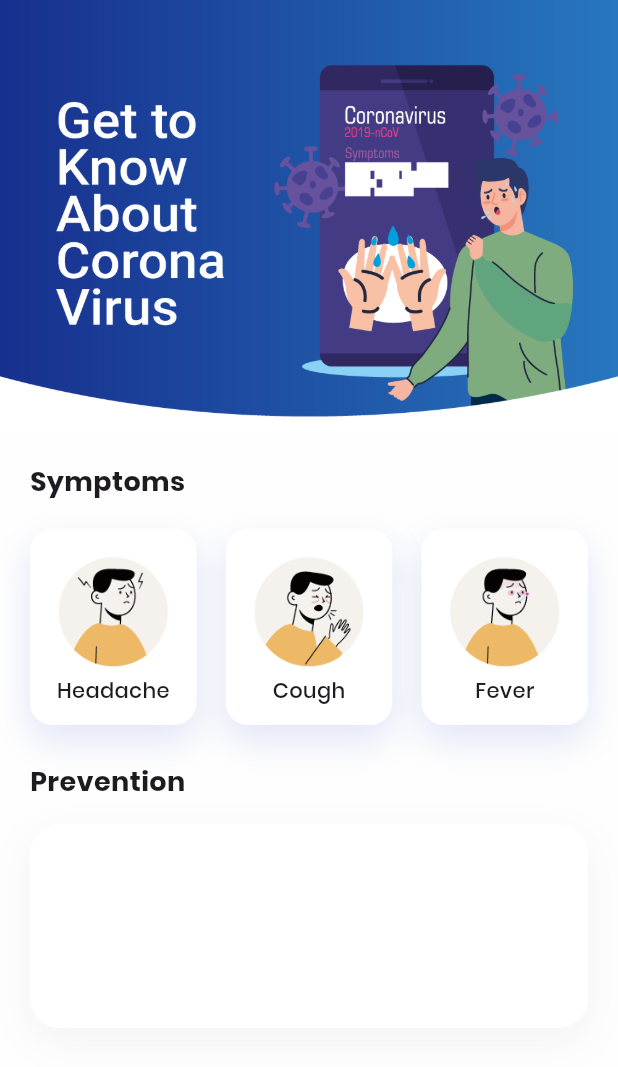
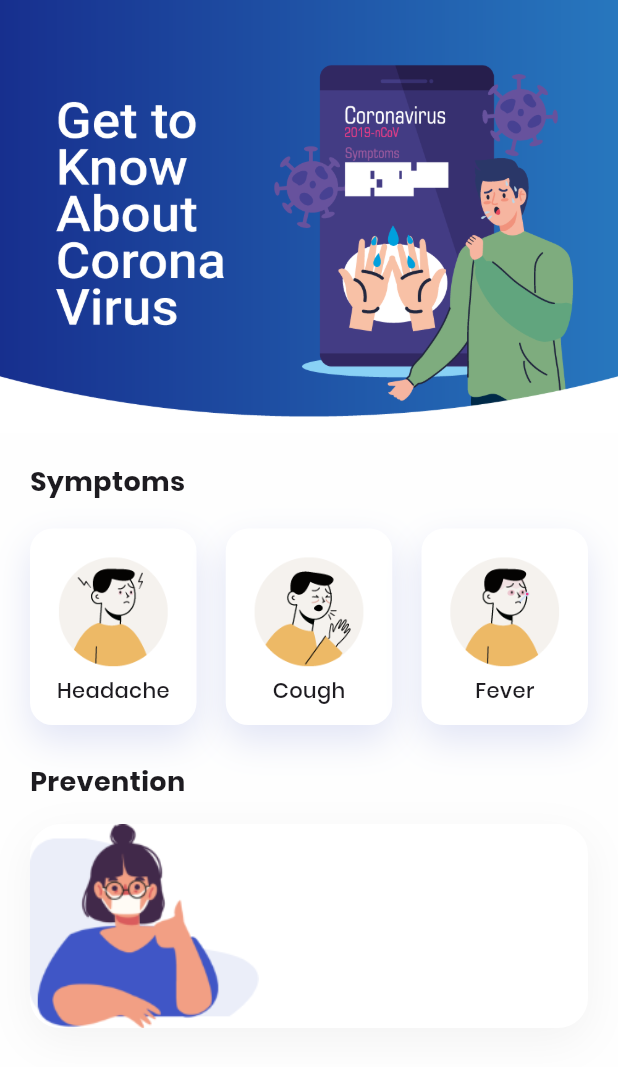
Before and after one commit to riazulrocky/Covid-19-UI, a Flutter app: the screen it shows after launch, on a phone screen of 412 x 824 dp. Shown: the top 1067 px of the screen. Run offline on Flutter 3.47's test engine with Material 3 defaults, Android fonts, the phone set to English and light mode, and no system bars.

Commit message:
covid-19 UI - prevention

```diff
--- a/lib/about.dart
+++ b/lib/about.dart
@@ -129,6 +129,7 @@ class _AboutState extends State<About> {
                                 color: kShadowColor,
                               ),
                             ],
+                            image: DecorationImage(image: AssetImage("assets/images/wear_mask.png"),alignment: Alignment.bottomLeft),
                           ),
                         ),
 
```
